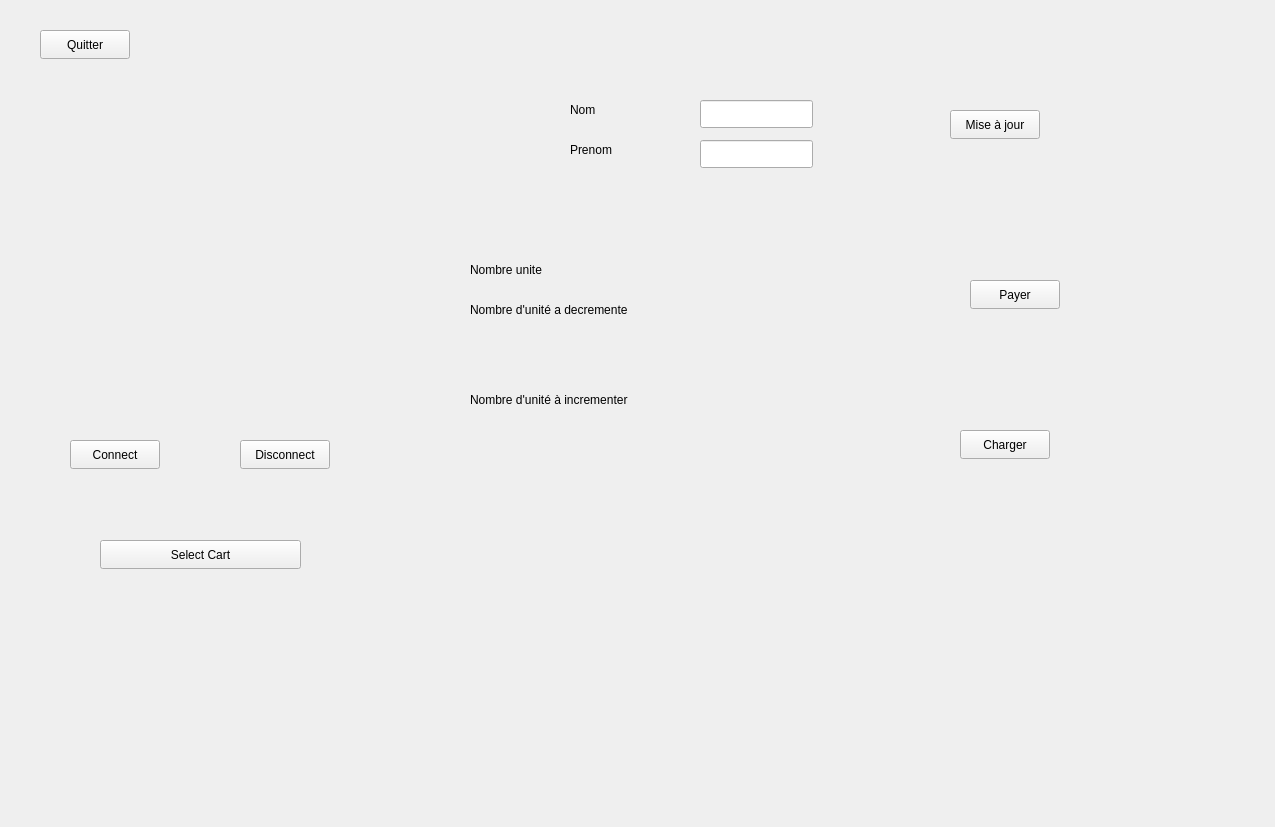
This is mafenetre.ui in JustJu5/COM-sans-fil-TV as Qt 5 draws it before an edit. The edited form follows.
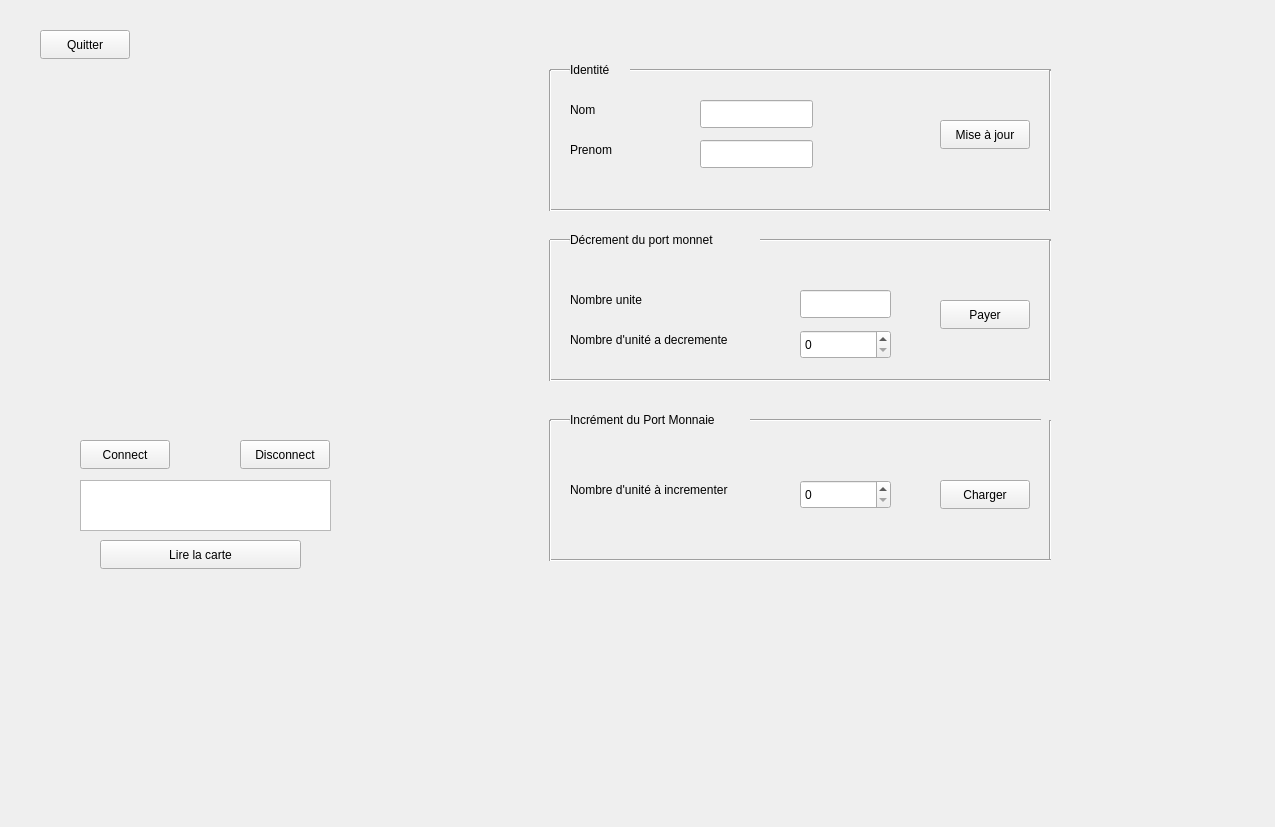
This is the edited form. Icons and pictures are not drawn.

Patch:
```diff
--- a/mafenetre.ui
+++ b/mafenetre.ui
@@ -16,8 +16,8 @@
   <widget class="QPushButton" name="miseajour">
    <property name="geometry">
     <rect>
-     <x>950</x>
-     <y>110</y>
+     <x>940</x>
+     <y>120</y>
      <width>90</width>
      <height>29</height>
     </rect>
@@ -29,8 +29,8 @@
   <widget class="QPushButton" name="Payer">
    <property name="geometry">
     <rect>
-     <x>970</x>
-     <y>280</y>
+     <x>940</x>
+     <y>300</y>
      <width>90</width>
      <height>29</height>
     </rect>
@@ -42,8 +42,8 @@
   <widget class="QPushButton" name="Charger">
    <property name="geometry">
     <rect>
-     <x>960</x>
-     <y>430</y>
+     <x>940</x>
+     <y>480</y>
      <width>90</width>
      <height>29</height>
     </rect>
@@ -68,7 +68,7 @@
   <widget class="QPushButton" name="pushButtonConnect">
    <property name="geometry">
     <rect>
-     <x>70</x>
+     <x>80</x>
      <y>440</y>
      <width>90</width>
      <height>29</height>
@@ -101,7 +101,7 @@
     </rect>
    </property>
    <property name="text">
-    <string>Select Cart</string>
+    <string>Lire la carte</string>
    </property>
   </widget>
   <widget class="QLineEdit" name="nom">
@@ -153,8 +153,8 @@
   <widget class="QLabel" name="label_3">
    <property name="geometry">
     <rect>
-     <x>470</x>
-     <y>260</y>
+     <x>570</x>
+     <y>290</y>
      <width>131</width>
      <height>20</height>
     </rect>
@@ -166,8 +166,8 @@
   <widget class="QLabel" name="label_4">
    <property name="geometry">
     <rect>
-     <x>470</x>
-     <y>300</y>
+     <x>570</x>
+     <y>330</y>
      <width>221</width>
      <height>20</height>
     </rect>
@@ -179,9 +179,9 @@
   <widget class="QLabel" name="label_5">
    <property name="geometry">
     <rect>
-     <x>470</x>
-     <y>390</y>
-     <width>261</width>
+     <x>570</x>
+     <y>480</y>
+     <width>201</width>
      <height>20</height>
     </rect>
    </property>
@@ -189,6 +189,312 @@
     <string>Nombre d'unité à incrementer</string>
    </property>
   </widget>
+  <widget class="QTextEdit" name="Affichage">
+   <property name="geometry">
+    <rect>
+     <x>80</x>
+     <y>480</y>
+     <width>251</width>
+     <height>51</height>
+    </rect>
+   </property>
+  </widget>
+  <widget class="Line" name="line">
+   <property name="geometry">
+    <rect>
+     <x>550</x>
+     <y>200</y>
+     <width>501</width>
+     <height>20</height>
+    </rect>
+   </property>
+   <property name="orientation">
+    <enum>Qt::Horizontal</enum>
+   </property>
+  </widget>
+  <widget class="QLabel" name="label_6">
+   <property name="geometry">
+    <rect>
+     <x>570</x>
+     <y>60</y>
+     <width>51</width>
+     <height>20</height>
+    </rect>
+   </property>
+   <property name="text">
+    <string>Identité</string>
+   </property>
+  </widget>
+  <widget class="Line" name="line_3">
+   <property name="geometry">
+    <rect>
+     <x>630</x>
+     <y>60</y>
+     <width>421</width>
+     <height>20</height>
+    </rect>
+   </property>
+   <property name="orientation">
+    <enum>Qt::Horizontal</enum>
+   </property>
+  </widget>
+  <widget class="Line" name="line_4">
+   <property name="geometry">
+    <rect>
+     <x>1040</x>
+     <y>70</y>
+     <width>20</width>
+     <height>141</height>
+    </rect>
+   </property>
+   <property name="orientation">
+    <enum>Qt::Vertical</enum>
+   </property>
+  </widget>
+  <widget class="Line" name="line_5">
+   <property name="geometry">
+    <rect>
+     <x>550</x>
+     <y>60</y>
+     <width>20</width>
+     <height>20</height>
+    </rect>
+   </property>
+   <property name="orientation">
+    <enum>Qt::Horizontal</enum>
+   </property>
+  </widget>
+  <widget class="Line" name="line_6">
+   <property name="geometry">
+    <rect>
+     <x>540</x>
+     <y>70</y>
+     <width>20</width>
+     <height>141</height>
+    </rect>
+   </property>
+   <property name="orientation">
+    <enum>Qt::Vertical</enum>
+   </property>
+  </widget>
+  <widget class="QLabel" name="label_7">
+   <property name="geometry">
+    <rect>
+     <x>570</x>
+     <y>230</y>
+     <width>191</width>
+     <height>20</height>
+    </rect>
+   </property>
+   <property name="text">
+    <string>Décrement du port monnet</string>
+   </property>
+  </widget>
+  <widget class="Line" name="line_2">
+   <property name="geometry">
+    <rect>
+     <x>550</x>
+     <y>370</y>
+     <width>501</width>
+     <height>20</height>
+    </rect>
+   </property>
+   <property name="orientation">
+    <enum>Qt::Horizontal</enum>
+   </property>
+  </widget>
+  <widget class="Line" name="line_7">
+   <property name="geometry">
+    <rect>
+     <x>540</x>
+     <y>240</y>
+     <width>20</width>
+     <height>141</height>
+    </rect>
+   </property>
+   <property name="orientation">
+    <enum>Qt::Vertical</enum>
+   </property>
+  </widget>
+  <widget class="Line" name="line_8">
+   <property name="geometry">
+    <rect>
+     <x>760</x>
+     <y>230</y>
+     <width>291</width>
+     <height>20</height>
+    </rect>
+   </property>
+   <property name="orientation">
+    <enum>Qt::Horizontal</enum>
+   </property>
+  </widget>
+  <widget class="Line" name="line_9">
+   <property name="geometry">
+    <rect>
+     <x>1040</x>
+     <y>240</y>
+     <width>20</width>
+     <height>141</height>
+    </rect>
+   </property>
+   <property name="orientation">
+    <enum>Qt::Vertical</enum>
+   </property>
+  </widget>
+  <widget class="QLineEdit" name="Affichage_2">
+   <property name="geometry">
+    <rect>
+     <x>800</x>
+     <y>290</y>
+     <width>91</width>
+     <height>28</height>
+    </rect>
+   </property>
+  </widget>
+  <widget class="QSpinBox" name="unitsToPay">
+   <property name="geometry">
+    <rect>
+     <x>800</x>
+     <y>330</y>
+     <width>91</width>
+     <height>29</height>
+    </rect>
+   </property>
+  </widget>
+  <widget class="Line" name="line_10">
+   <property name="geometry">
+    <rect>
+     <x>550</x>
+     <y>230</y>
+     <width>20</width>
+     <height>20</height>
+    </rect>
+   </property>
+   <property name="orientation">
+    <enum>Qt::Horizontal</enum>
+   </property>
+  </widget>
+  <widget class="QLabel" name="label_8">
+   <property name="geometry">
+    <rect>
+     <x>570</x>
+     <y>410</y>
+     <width>191</width>
+     <height>20</height>
+    </rect>
+   </property>
+   <property name="text">
+    <string>Incrément du Port Monnaie</string>
+   </property>
+  </widget>
+  <widget class="Line" name="line_11">
+   <property name="geometry">
+    <rect>
+     <x>550</x>
+     <y>410</y>
+     <width>20</width>
+     <height>20</height>
+    </rect>
+   </property>
+   <property name="orientation">
+    <enum>Qt::Horizontal</enum>
+   </property>
+  </widget>
+  <widget class="Line" name="line_12">
+   <property name="geometry">
+    <rect>
+     <x>750</x>
+     <y>410</y>
+     <width>291</width>
+     <height>20</height>
+    </rect>
+   </property>
+   <property name="orientation">
+    <enum>Qt::Horizontal</enum>
+   </property>
+  </widget>
+  <widget class="Line" name="line_13">
+   <property name="geometry">
+    <rect>
+     <x>1040</x>
+     <y>420</y>
+     <width>20</width>
+     <height>141</height>
+    </rect>
+   </property>
+   <property name="orientation">
+    <enum>Qt::Vertical</enum>
+   </property>
+  </widget>
+  <widget class="Line" name="line_14">
+   <property name="geometry">
+    <rect>
+     <x>550</x>
+     <y>550</y>
+     <width>501</width>
+     <height>20</height>
+    </rect>
+   </property>
+   <property name="orientation">
+    <enum>Qt::Horizontal</enum>
+   </property>
+  </widget>
+  <widget class="Line" name="line_15">
+   <property name="geometry">
+    <rect>
+     <x>540</x>
+     <y>420</y>
+     <width>20</width>
+     <height>141</height>
+    </rect>
+   </property>
+   <property name="orientation">
+    <enum>Qt::Vertical</enum>
+   </property>
+  </widget>
+  <widget class="QSpinBox" name="unitsToAdd">
+   <property name="geometry">
+    <rect>
+     <x>800</x>
+     <y>480</y>
+     <width>91</width>
+     <height>29</height>
+    </rect>
+   </property>
+  </widget>
+  <widget class="QLabel" name="image">
+   <property name="geometry">
+    <rect>
+     <x>60</x>
+     <y>80</y>
+     <width>391</width>
+     <height>341</height>
+    </rect>
+   </property>
+   <property name="text">
+    <string/>
+   </property>
+   <property name="pixmap">
+    <pixmap>images/jzfinal.png</pixmap>
+   </property>
+  </widget>
+  <widget class="QLabel" name="image_2">
+   <property name="geometry">
+    <rect>
+     <x>120</x>
+     <y>580</y>
+     <width>181</width>
+     <height>131</height>
+    </rect>
+   </property>
+   <property name="text">
+    <string/>
+   </property>
+   <property name="pixmap">
+    <pixmap>images/sanscontct.png</pixmap>
+   </property>
+  </widget>
  </widget>
  <resources/>
  <connections/>
```
Left out of the diff: 8 changed lines with no effect on the pictures.
